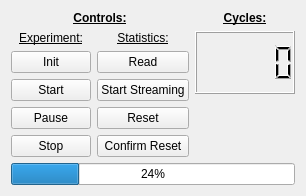
johnbatzer18/biomech_flexsea-plan, file ui/w_cycletester.ui: the form before one commit.
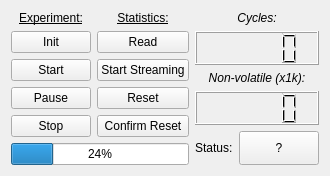
The form after the commit.

Commit message: Now displaying error codes (Cycle Tester)

What changed in the file:
```diff
--- a/ui/w_cycletester.ui
+++ b/ui/w_cycletester.ui
@@ -6,8 +6,8 @@
    <rect>
     <x>0</x>
     <y>0</y>
-    <width>292</width>
-    <height>195</height>
+    <width>326</width>
+    <height>176</height>
    </rect>
   </property>
   <property name="sizePolicy">
@@ -20,80 +20,220 @@
    <string>Form</string>
   </property>
   <layout class="QGridLayout" name="gridLayout_2">
+   <item row="0" column="2" rowspan="2">
+    <layout class="QVBoxLayout" name="verticalLayout">
+     <item>
+      <widget class="QLabel" name="label">
+       <property name="text">
+        <string>&lt;html&gt;&lt;head/&gt;&lt;body&gt;&lt;p align=&quot;center&quot;&gt;&lt;span style=&quot; font-style:italic;&quot;&gt;Cycles:&lt;/span&gt;&lt;/p&gt;&lt;/body&gt;&lt;/html&gt;</string>
+       </property>
+      </widget>
+     </item>
+     <item>
+      <widget class="QLCDNumber" name="lcdNumber">
+       <property name="sizePolicy">
+        <sizepolicy hsizetype="Expanding" vsizetype="Expanding">
+         <horstretch>0</horstretch>
+         <verstretch>0</verstretch>
+        </sizepolicy>
+       </property>
+       <property name="minimumSize">
+        <size>
+         <width>100</width>
+         <height>0</height>
+        </size>
+       </property>
+       <property name="layoutDirection">
+        <enum>Qt::LeftToRight</enum>
+       </property>
+       <property name="smallDecimalPoint">
+        <bool>false</bool>
+       </property>
+       <property name="segmentStyle">
+        <enum>QLCDNumber::Filled</enum>
+       </property>
+      </widget>
+     </item>
+     <item>
+      <widget class="QLabel" name="label_5">
+       <property name="text">
+        <string>&lt;html&gt;&lt;head/&gt;&lt;body&gt;&lt;p align=&quot;center&quot;&gt;&lt;span style=&quot; font-style:italic;&quot;&gt;Non-volatile (x1k):&lt;/span&gt;&lt;/p&gt;&lt;/body&gt;&lt;/html&gt;</string>
+       </property>
+      </widget>
+     </item>
+     <item>
+      <widget class="QLCDNumber" name="lcdNumberNV">
+       <property name="sizePolicy">
+        <sizepolicy hsizetype="Expanding" vsizetype="Expanding">
+         <horstretch>0</horstretch>
+         <verstretch>0</verstretch>
+        </sizepolicy>
+       </property>
+       <property name="minimumSize">
+        <size>
+         <width>100</width>
+         <height>0</height>
+        </size>
+       </property>
+      </widget>
+     </item>
+     <item>
+      <layout class="QHBoxLayout" name="horizontalLayout">
+       <item>
+        <widget class="QLabel" name="label_6">
+         <property name="text">
+          <string>Status:</string>
+         </property>
+        </widget>
+       </item>
+       <item>
+        <widget class="QPushButton" name="pushButtonStatus">
+         <property name="sizePolicy">
+          <sizepolicy hsizetype="Expanding" vsizetype="Expanding">
+           <horstretch>0</horstretch>
+           <verstretch>0</verstretch>
+          </sizepolicy>
+         </property>
+         <property name="text">
+          <string>?</string>
+         </property>
+         <property name="flat">
+          <bool>false</bool>
+         </property>
+        </widget>
+       </item>
+      </layout>
+     </item>
+    </layout>
+   </item>
+   <item row="1" column="0">
+    <widget class="QProgressBar" name="progressBar">
+     <property name="sizePolicy">
+      <sizepolicy hsizetype="Expanding" vsizetype="Expanding">
+       <horstretch>0</horstretch>
+       <verstretch>0</verstretch>
+      </sizepolicy>
+     </property>
+     <property name="value">
+      <number>24</number>
+     </property>
+    </widget>
+   </item>
    <item row="0" column="0">
     <layout class="QGridLayout" name="gridLayout">
-     <item row="4" column="1">
+     <item row="3" column="1">
       <widget class="QPushButton" name="pushButtonReset">
+       <property name="sizePolicy">
+        <sizepolicy hsizetype="Expanding" vsizetype="Expanding">
+         <horstretch>0</horstretch>
+         <verstretch>0</verstretch>
+        </sizepolicy>
+       </property>
        <property name="text">
         <string>Reset</string>
        </property>
       </widget>
      </item>
-     <item row="2" column="1">
+     <item row="1" column="1">
       <widget class="QPushButton" name="pushButtonRead">
+       <property name="sizePolicy">
+        <sizepolicy hsizetype="Expanding" vsizetype="Expanding">
+         <horstretch>0</horstretch>
+         <verstretch>0</verstretch>
+        </sizepolicy>
+       </property>
        <property name="text">
         <string>Read</string>
        </property>
       </widget>
      </item>
-     <item row="3" column="1">
-      <widget class="QPushButton" name="pushButtonStartStreaming">
-       <property name="text">
-        <string>Start Streaming</string>
-       </property>
-      </widget>
-     </item>
-     <item row="5" column="1">
+     <item row="4" column="1">
       <widget class="QPushButton" name="pushButtonConfirmReset">
+       <property name="sizePolicy">
+        <sizepolicy hsizetype="Expanding" vsizetype="Expanding">
+         <horstretch>0</horstretch>
+         <verstretch>0</verstretch>
+        </sizepolicy>
+       </property>
        <property name="text">
         <string>Confirm Reset</string>
        </property>
       </widget>
      </item>
-     <item row="1" column="0">
+     <item row="0" column="0">
       <widget class="QLabel" name="label_2">
        <property name="text">
         <string>&lt;html&gt;&lt;head/&gt;&lt;body&gt;&lt;p align=&quot;center&quot;&gt;&lt;span style=&quot; text-decoration: underline;&quot;&gt;Experiment:&lt;/span&gt;&lt;/p&gt;&lt;/body&gt;&lt;/html&gt;</string>
        </property>
       </widget>
      </item>
+     <item row="2" column="1">
+      <widget class="QPushButton" name="pushButtonStartStreaming">
+       <property name="sizePolicy">
+        <sizepolicy hsizetype="Expanding" vsizetype="Expanding">
+         <horstretch>0</horstretch>
+         <verstretch>0</verstretch>
+        </sizepolicy>
+       </property>
+       <property name="text">
+        <string>Start Streaming</string>
+       </property>
+      </widget>
+     </item>
      <item row="2" column="0">
-      <widget class="QPushButton" name="pushButtonInit">
-       <property name="text">
-        <string>Init</string>
-       </property>
-      </widget>
-     </item>
-     <item row="3" column="0">
       <widget class="QPushButton" name="pushButtonStart">
+       <property name="sizePolicy">
+        <sizepolicy hsizetype="Expanding" vsizetype="Expanding">
+         <horstretch>0</horstretch>
+         <verstretch>0</verstretch>
+        </sizepolicy>
+       </property>
        <property name="text">
         <string>Start</string>
        </property>
       </widget>
      </item>
-     <item row="1" column="1">
+     <item row="1" column="0">
+      <widget class="QPushButton" name="pushButtonInit">
+       <property name="sizePolicy">
+        <sizepolicy hsizetype="Expanding" vsizetype="Expanding">
+         <horstretch>0</horstretch>
+         <verstretch>0</verstretch>
+        </sizepolicy>
+       </property>
+       <property name="text">
+        <string>Init</string>
+       </property>
+      </widget>
+     </item>
+     <item row="0" column="1">
       <widget class="QLabel" name="label_3">
        <property name="text">
         <string>&lt;html&gt;&lt;head/&gt;&lt;body&gt;&lt;p align=&quot;center&quot;&gt;&lt;span style=&quot; text-decoration: underline;&quot;&gt;Statistics:&lt;/span&gt;&lt;/p&gt;&lt;/body&gt;&lt;/html&gt;</string>
        </property>
       </widget>
      </item>
-     <item row="0" column="0" colspan="2">
-      <widget class="QLabel" name="label_4">
-       <property name="text">
-        <string>&lt;html&gt;&lt;head/&gt;&lt;body&gt;&lt;p align=&quot;center&quot;&gt;&lt;span style=&quot; font-weight:600; text-decoration: underline;&quot;&gt;Controls:&lt;/span&gt;&lt;/p&gt;&lt;/body&gt;&lt;/html&gt;</string>
-       </property>
-      </widget>
-     </item>
-     <item row="5" column="0">
+     <item row="4" column="0">
       <widget class="QPushButton" name="pushButtonStop">
+       <property name="sizePolicy">
+        <sizepolicy hsizetype="Expanding" vsizetype="Expanding">
+         <horstretch>0</horstretch>
+         <verstretch>0</verstretch>
+        </sizepolicy>
+       </property>
        <property name="text">
         <string>Stop</string>
        </property>
       </widget>
      </item>
-     <item row="4" column="0">
+     <item row="3" column="0">
       <widget class="QPushButton" name="pushButtonPause">
+       <property name="sizePolicy">
+        <sizepolicy hsizetype="Expanding" vsizetype="Expanding">
+         <horstretch>0</horstretch>
+         <verstretch>0</verstretch>
+        </sizepolicy>
+       </property>
        <property name="text">
         <string>Pause</string>
        </property>
@@ -102,57 +242,17 @@
     </layout>
    </item>
    <item row="0" column="1">
-    <layout class="QVBoxLayout" name="verticalLayout">
-     <item>
-      <widget class="QLabel" name="label">
-       <property name="text">
-        <string>&lt;html&gt;&lt;head/&gt;&lt;body&gt;&lt;p align=&quot;center&quot;&gt;&lt;span style=&quot; font-weight:600; text-decoration: underline;&quot;&gt;Cycles:&lt;/span&gt;&lt;/p&gt;&lt;/body&gt;&lt;/html&gt;</string>
-       </property>
-      </widget>
-     </item>
-     <item>
-      <widget class="QLCDNumber" name="lcdNumber">
-       <property name="sizePolicy">
-        <sizepolicy hsizetype="Expanding" vsizetype="Expanding">
-         <horstretch>0</horstretch>
-         <verstretch>0</verstretch>
-        </sizepolicy>
-       </property>
-       <property name="minimumSize">
-        <size>
-         <width>100</width>
-         <height>0</height>
-        </size>
-       </property>
-       <property name="smallDecimalPoint">
-        <bool>false</bool>
-       </property>
-       <property name="segmentStyle">
-        <enum>QLCDNumber::Filled</enum>
-       </property>
-      </widget>
-     </item>
-     <item>
-      <spacer name="verticalSpacer">
-       <property name="orientation">
-        <enum>Qt::Vertical</enum>
-       </property>
-       <property name="sizeHint" stdset="0">
-        <size>
-         <width>20</width>
-         <height>40</height>
-        </size>
-       </property>
-      </spacer>
-     </item>
-    </layout>
-   </item>
-   <item row="1" column="0" colspan="2">
-    <widget class="QProgressBar" name="progressBar">
-     <property name="value">
-      <number>24</number>
+    <spacer name="horizontalSpacer">
+     <property name="orientation">
+      <enum>Qt::Horizontal</enum>
      </property>
-    </widget>
+     <property name="sizeHint" stdset="0">
+      <size>
+       <width>10</width>
+       <height>20</height>
+      </size>
+     </property>
+    </spacer>
    </item>
   </layout>
  </widget>
```
The commit also changes 2 other files.
